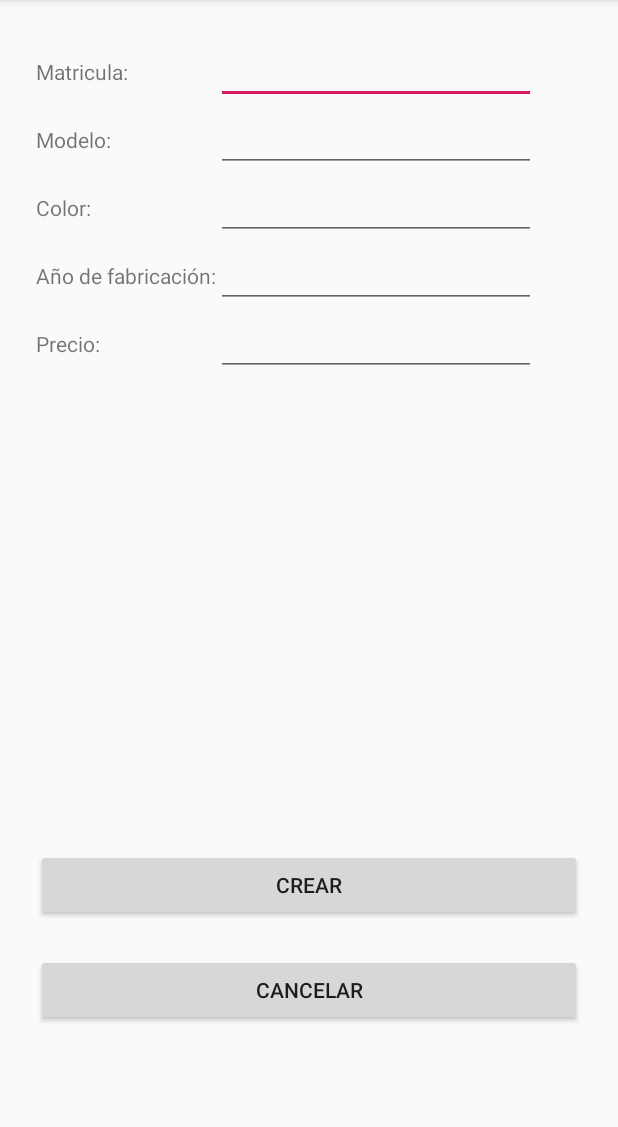
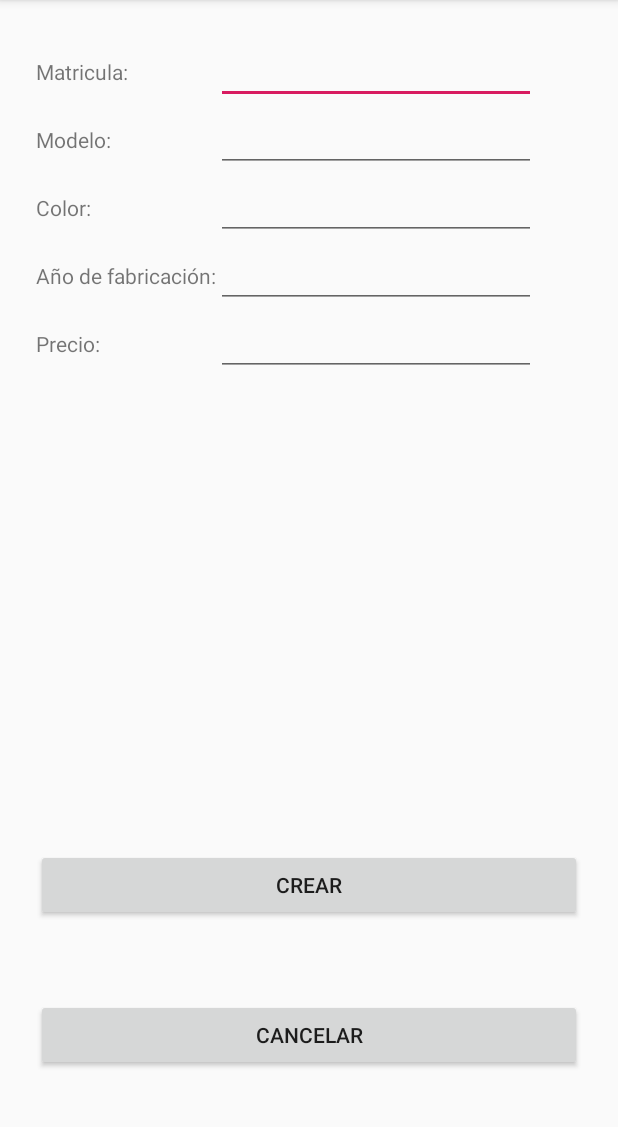
Before and after one commit to javiermiok/AppFirebaseCoches, an Android app: the screen it shows after launch (AltaActivity), after a tap on "ALTA", on a phone screen of 412 x 824 dp, the part 84-1211 px from its top. Run offline under Robolectric (Android 15) with nearby library versions, the phone set to English and light mode, and no system bars; our stand-ins replace Firebase (no records; nobody signed in at launch, a user with empty details on screens opened directly).

```diff
--- a/app/src/main/java/com/example/a21752434/appfirebasecoches/MainActivity.java
+++ b/app/src/main/java/com/example/a21752434/appfirebasecoches/MainActivity.java
@@ -45,9 +45,23 @@ public class MainActivity extends AppCompatActivity {
 
         // Iniciar atributos
         remitente = "persona1";
-        rvCoches = findViewById(R.id.rvConsulta);
+        rvCoches = findViewById(R.id.rvMain);
         datos = new ArrayList<Coche>();
         adapter = new CocheAdaptador(datos, getApplicationContext());
+        adapter.setOnClickListener(new View.OnClickListener() {
+            @Override
+            public void onClick(View v) {
+                //Test
+                String msg = "Seleccionada la opción " + rvCoches.getChildAdapterPosition(v) ;
+                Toast.makeText(MainActivity.this,msg,Toast.LENGTH_SHORT).show();
+
+                //Pasar a la ventana PantallaNotasALumno
+                Intent i = new Intent(MainActivity.this, AltaActivity.class);
+                i.putExtra("CLAVE_ACCION", REQ_CODE_MOD);
+                i.putExtra("DATOS_SELECCION", datos.get(rvCoches.getChildAdapterPosition(v)));
+                startActivity(i);
+            }
+        });
         manager = new LinearLayoutManager(this);
 
         rvCoches.setAdapter(adapter);
@@ -61,25 +75,28 @@ public class MainActivity extends AppCompatActivity {
 
     public void alta(View v) {
         Intent i = new Intent(MainActivity.this, AltaActivity.class);
-        i.putExtra("CLAVE_ACCION", REQ_CODE_ALTA);
+       // i.putExtra("CLAVE_ACCION", REQ_CODE_ALTA);
         //i.putParcelableArrayListExtra("DATA", datos);
         //startActivity(i);
-        startActivityForResult(i, REQ_CODE_ALTA);
+        //startActivityForResult(i, REQ_CODE_ALTA);
+        startActivity(i);
     }
 
+    /*SIN USAR*/
     public void modificar(View v) {
-        Intent i = new Intent(MainActivity.this, AltaActivity.class);
-        i.putExtra("CLAVE_ACCION", REQ_CODE_MOD);
+        //Intent i = new Intent(MainActivity.this, AltaActivity.class);
+        //i.putExtra("CLAVE_ACCION", REQ_CODE_MOD);
         //i.putParcelableArrayListExtra("DATA", datos);
         //startActivity(i);
-        startActivityForResult(i, REQ_CODE_MOD);
+        //startActivityForResult(i, REQ_CODE_MOD);
     }
 
+    /*SIN USAR*/
     public void borrar(View v) {
 
     }
 
-    @Override
+    /*@Override
     protected void onActivityResult(int requestCode, int resultCode, @Nullable Intent data) {
         super.onActivityResult(requestCode, resultCode, data);
         if(resultCode == Activity.RESULT_OK) {
@@ -90,7 +107,7 @@ public class MainActivity extends AppCompatActivity {
                 t.show();
             }
         }
-    }
+    }*/
 
     private void addChildEventListener() {
         if(cel == null) {
--- a/app/src/main/java/com/example/a21752434/appfirebasecoches/javabeans/CocheAdaptador.java
+++ b/app/src/main/java/com/example/a21752434/appfirebasecoches/javabeans/CocheAdaptador.java
@@ -12,21 +12,24 @@ import com.example.a21752434.appfirebasecoches.R;
 
 import java.util.ArrayList;
 
-public class CocheAdaptador extends RecyclerView.Adapter<CocheAdaptador.CocheViewHolder> {
+public class CocheAdaptador extends RecyclerView.Adapter<CocheAdaptador.CocheViewHolder>
+        implements View.OnClickListener{
 
     private ArrayList<Coche> lista;
     private Context contexto;
+    private View.OnClickListener listener;
 
     public CocheAdaptador(ArrayList<Coche> lista, Context contexto) {
         this.lista = lista;
         this.contexto = contexto;
     }
 
-    /*                       MÉTODOS NECESARIOS                                    */
+    /*-------------------          MÉTODOS NECESARIOS                 --------------------- */
     @NonNull
     @Override
     public CocheViewHolder onCreateViewHolder(@NonNull ViewGroup viewGroup, int i) {
         View v = LayoutInflater.from(viewGroup.getContext()).inflate(R.layout.item_coche, viewGroup, false);
+        v.setOnClickListener(this);
         CocheViewHolder cvh = new CocheViewHolder(v, contexto);
 
         return cvh;
@@ -40,6 +43,17 @@ public class CocheAdaptador extends RecyclerView.Adapter<CocheAdaptador.CocheVie
     @Override
     public int getItemCount() {
         return lista.size();
+    }
+
+    @Override
+    public void onClick(View v) {
+        if(listener != null) {
+            listener.onClick(v);
+        }
+    }
+
+    public void setOnClickListener(View.OnClickListener listener) {
+        this.listener = listener;
     }
 
     public void clear() {
--- a/app/src/main/res/layout/activity_alta.xml
+++ b/app/src/main/res/layout/activity_alta.xml
@@ -119,13 +119,23 @@
         android:text="@string/btn_crear_alta" />
 
     <Button
+        android:id="@+id/btnBorrarAlta"
+        android:layout_width="match_parent"
+        android:layout_height="wrap_content"
+        android:layout_alignParentBottom="true"
+        android:layout_centerHorizontal="true"
+        android:layout_marginBottom="80dp"
+        android:onClick="borrar"
+        android:text="@string/btn_borrar_alta" />
+
+    <Button
         android:id="@+id/btnCancelarAlta"
         android:layout_width="match_parent"
         android:layout_height="wrap_content"
         android:layout_alignStart="@+id/btnCrearAlta"
         android:layout_alignLeft="@+id/btnCrearAlta"
         android:layout_alignParentBottom="true"
-        android:layout_marginBottom="60dp"
+        android:layout_marginBottom="30dp"
         android:onClick="cancelar"
         android:text="@string/btn_cancelar_alta" />
 
--- a/app/src/main/res/layout/activity_main.xml
+++ b/app/src/main/res/layout/activity_main.xml
@@ -39,7 +39,8 @@
             android:layout_height="wrap_content"
             android:layout_weight="1"
             android:onClick="modificar"
-            android:text="@string/btn_modificar_main" />
+            android:text="@string/btn_modificar_main"
+            android:visibility="gone" />
 
         <Button
             android:id="@+id/btnBorrarMain"
@@ -47,7 +48,8 @@
             android:layout_height="wrap_content"
             android:layout_weight="1"
             android:onClick="borrar"
-            android:text="@string/btn_borrar_main" />
+            android:text="@string/btn_borrar_main"
+            android:visibility="gone" />
     </LinearLayout>
 
 </RelativeLayout>
--- a/app/src/main/res/values/strings.xml
+++ b/app/src/main/res/values/strings.xml
@@ -24,6 +24,11 @@
 
     <string name="toast_error_alta">Todos los campos tiene que estar rellenados</string>
     <string name="toast_no_mod">No se ha guardado la modifcación</string>
+    <string name="dialog_cancelar">Cancelar</string>
+    <string name="dialog_proceder">Proceder</string>
+    <string name="dialgo_mensaje_confirmación">¿Seguro que quiere proceder?</string>
+    <string name="toast_error_sin_cambios">No has realizado ningún cambio</string>
+    <string name="btn_borrar_alta">Eliminar</string>
 
     <!--                 ACTIVITY                       -->
 
```
Also changed, not shown: app/src/main/java/com/example/a21752434/appfirebasecoches/AltaActivity.java (+90 -11 lines).
